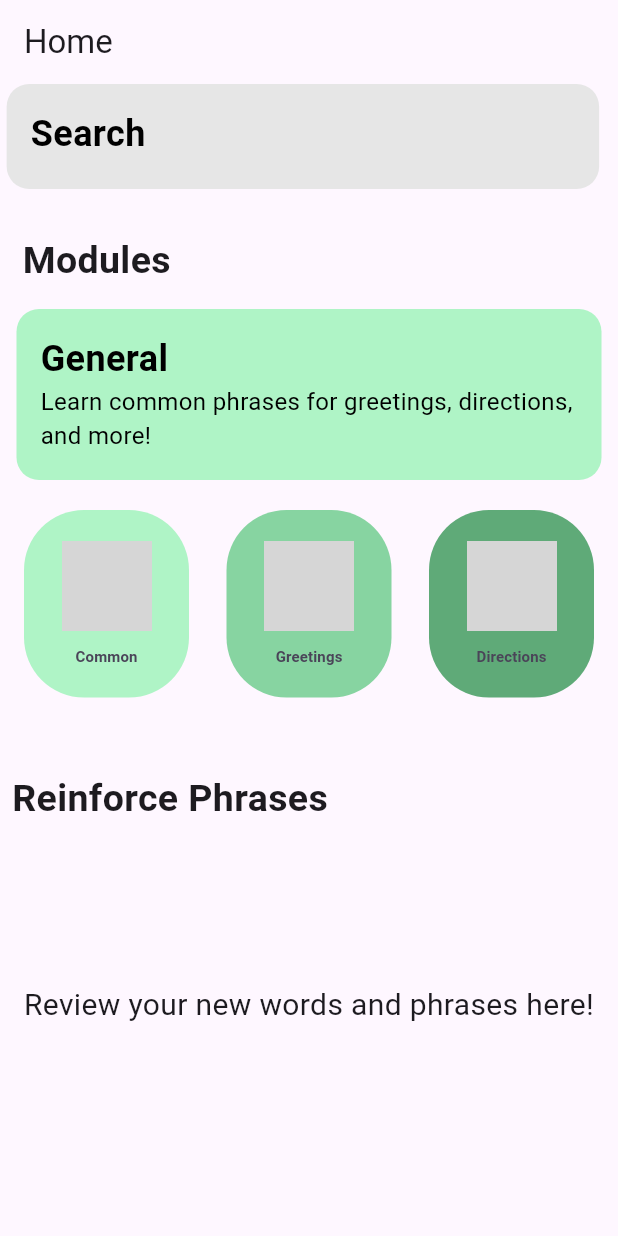
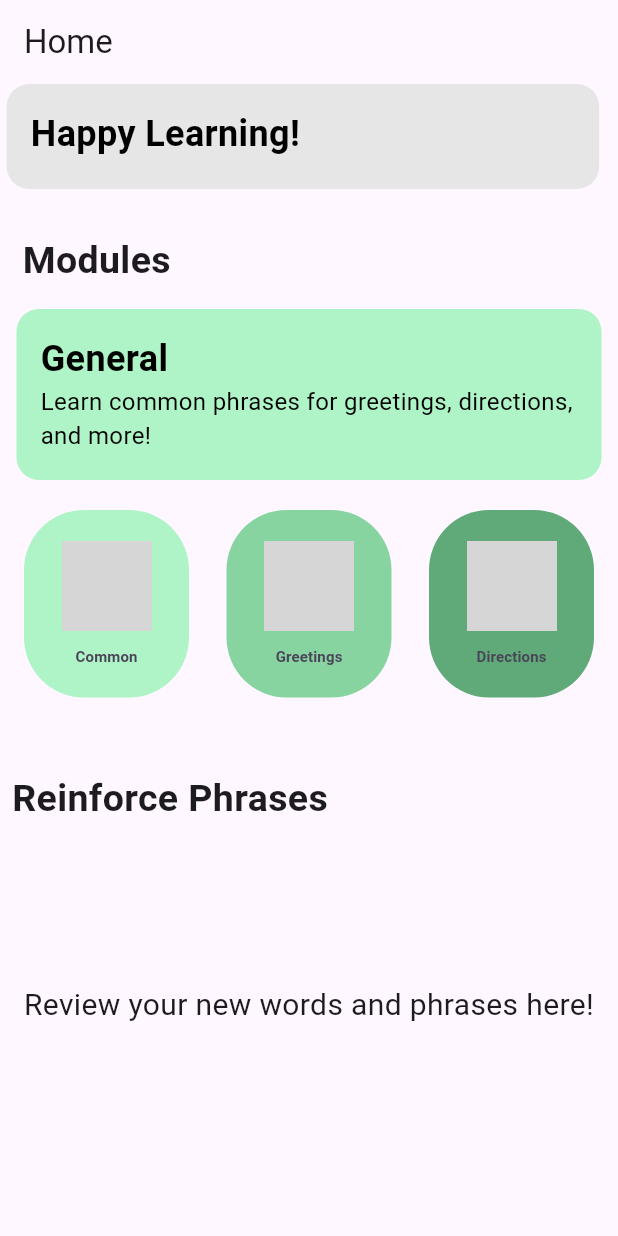
Before and after one commit to monsimb/CSCE3444_SoftwareEng, a Flutter app: the screen it shows after launch, on a phone screen of 412 x 824 dp. Run offline on Flutter 3.47's test engine with Material 3 defaults, Android fonts, the phone set to English and light mode, and no system bars; our stand-ins replace audioplayers, flip_card; statements that could not run were skipped; grey boxes are pictures that could not be loaded.

Commit message:
encouraging message replaces search

```diff
--- a/lib/main.dart
+++ b/lib/main.dart
@@ -308,7 +308,7 @@ class _HomePageState extends State<HomePage> with TickerProviderStateMixin {
           SizedBox(
               width: 395,
               height: 70,
-              child: banner('Search',
+              child: banner('Happy Learning!',
                   backgroundColor: Color.fromARGB(255, 230, 230, 230))),
           const Padding(
               padding: EdgeInsets.only(left: 15, right: 290, top: 30),
@@ -1014,7 +1014,8 @@ class _ModulePageState extends StatelessWidget {
     ]);
   }
 }
-Widget banner(String text, {required Color backgroundColor, String subtext = '', Color textColor = Colors.black}) {
+
+Widget banner(String text, {required Color backgroundColor, String subtext = '', Color textColor = Colors.black, Widget? icon}) {
   return Container(
     decoration: BoxDecoration(
       color: backgroundColor,
@@ -1042,6 +1043,7 @@ Widget banner(String text, {required Color backgroundColor, String subtext = '',
     ),
   );
 }
+
 
 class _ListeningState extends StatelessWidget {
   final player = AudioPlayer();
```
